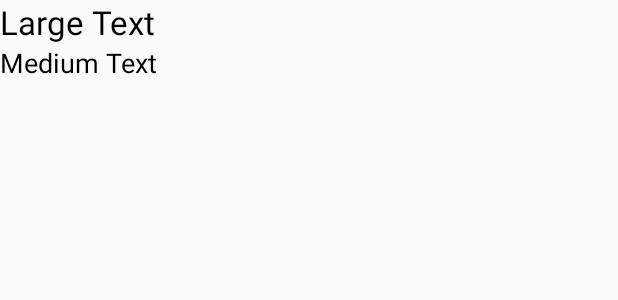
After one commit to alexandrers12/SIGE, an Android app: the layout item_aluno.xml on its own in the app's theme, with its tools: preview values and no code run, on a phone screen of 412 x 824 dp. The commit adds this screen. Shown: the top 300 px of the screen. Run offline under Robolectric (Android 15) with nearby library versions, the phone set to English and light mode, and no system bars.

Commit message:
Melhoria na tela principal para listar os alunos.

```diff
--- a/app/src/main/java/br/com/alura/appdaescola/LoginActivity.java
+++ b/app/src/main/java/br/com/alura/appdaescola/LoginActivity.java
@@ -221,10 +221,14 @@ public class LoginActivity extends AppCompatActivity implements LoaderCallbacks<
         //TODO: PABLO Aqui os dados do responsável estão sendo criados manualmente.
         //Implemente o consumo do serviço nessa parte.
 
+        ArrayList<Aluno> listaDeDependenteAluno = new ArrayList<Aluno>();
         Aluno joazinho = new Aluno("Joãozinho", "12", "6°Série");
+        Aluno mariazinha = new Aluno("Mariazinha", "7", "2°Série");
+        Aluno jhonnysclay = new Aluno("Jhonnysclayton", "15", "1°Ano");
 
-        ArrayList<Aluno> listaDeDependenteAluno = new ArrayList<Aluno>();
         listaDeDependenteAluno.add(joazinho);
+        listaDeDependenteAluno.add(mariazinha);
+        listaDeDependenteAluno.add(jhonnysclay);
         return new UsuarioResponsavelLegal("Judith", listaDeDependenteAluno);
     }
 
--- a/app/src/main/res/layout/content_principal.xml
+++ b/app/src/main/res/layout/content_principal.xml
@@ -12,4 +12,9 @@
     tools:showIn="@layout/app_bar_principal"
     tools:context="br.com.alura.appdaescola.PrincipalActivity">
 
+    <ListView
+        android:layout_width="match_parent"
+        android:layout_height="match_parent"
+        android:id="@+id/content_principal_listView"></ListView>
+
 </RelativeLayout>
--- /dev/null
+++ b/app/src/main/res/layout/item_aluno.xml
@@ -0,0 +1,23 @@
+<?xml version="1.0" encoding="utf-8"?>
+<LinearLayout xmlns:android="http://schemas.android.com/apk/res/android"
+    android:orientation="vertical"
+    android:layout_width="match_parent"
+    android:layout_height="match_parent">
+
+    <TextView
+        android:layout_width="wrap_content"
+        android:layout_height="wrap_content"
+        android:textAppearance="?android:attr/textAppearanceLarge"
+        android:text="Large Text"
+        android:id="@+id/item_aluno_nome"
+        android:textColor="#000000"/>
+
+    <TextView
+        android:layout_width="wrap_content"
+        android:layout_height="wrap_content"
+        android:textAppearance="?android:attr/textAppearanceMedium"
+        android:text="Medium Text"
+        android:id="@+id/item_aluno_serie"
+        android:textColor="#000000"/>
+
+</LinearLayout>
```
Also changed, not shown: app/src/main/java/br/com/alura/appdaescola/PrincipalActivity.java (+10 -0 lines), app/src/main/java/br/com/alura/appdaescola/Utilidades/ListaAlunoAdapter.java (added, +43 -0 lines).
